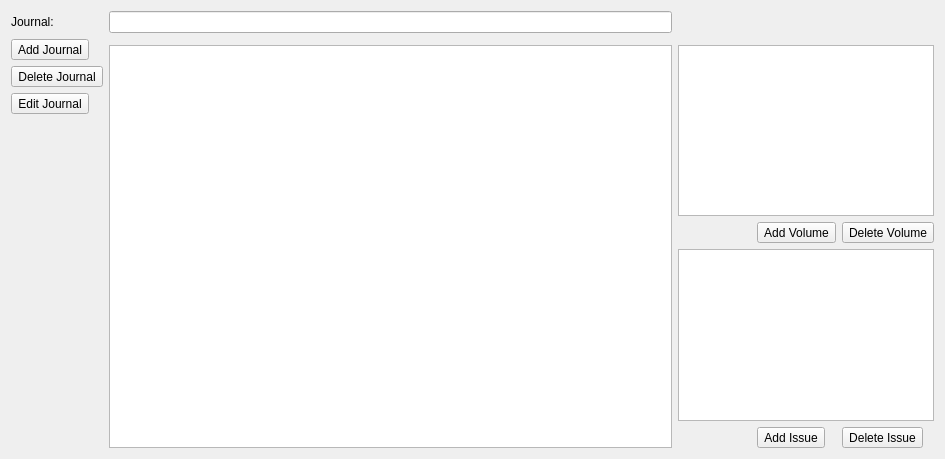
First picture: the form in journal.ui, repository falconofdoom/gui, before the edit.
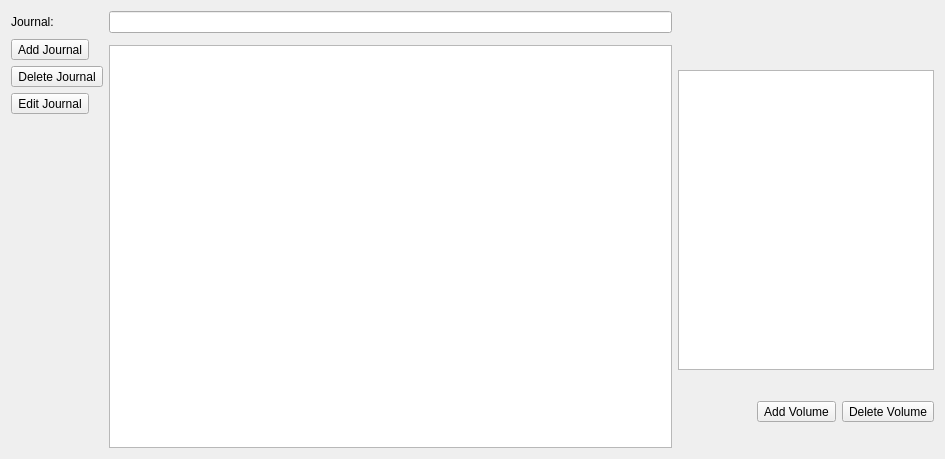
Second picture: the form after the edit.

Commit message: revised add/deleting of issues

```diff
--- a/journal.ui
+++ b/journal.ui
@@ -61,27 +61,6 @@
    </item>
    <item row="2" column="3">
     <layout class="QGridLayout" name="gridLayout_2">
-     <item row="1" column="1">
-      <widget class="QToolButton" name="toolButton_5">
-       <property name="text">
-        <string>Add Volume</string>
-       </property>
-      </widget>
-     </item>
-     <item row="3" column="2">
-      <widget class="QToolButton" name="toolButton_7">
-       <property name="text">
-        <string>Delete Issue</string>
-       </property>
-      </widget>
-     </item>
-     <item row="3" column="1">
-      <widget class="QToolButton" name="toolButton_6">
-       <property name="text">
-        <string>Add Issue</string>
-       </property>
-      </widget>
-     </item>
      <item row="1" column="2">
       <widget class="QToolButton" name="toolButton_4">
        <property name="text">
@@ -89,16 +68,6 @@
        </property>
       </widget>
      </item>
-     <item row="2" column="0" colspan="3">
-      <widget class="QTableView" name="tableView_3">
-       <property name="maximumSize">
-        <size>
-         <width>2000</width>
-         <height>300</height>
-        </size>
-       </property>
-      </widget>
-     </item>
      <item row="0" column="0" colspan="3">
       <widget class="QTableView" name="tableView_2">
        <property name="maximumSize">
@@ -109,6 +78,13 @@
        </property>
       </widget>
      </item>
+     <item row="1" column="1">
+      <widget class="QToolButton" name="toolButton_5">
+       <property name="text">
+        <string>Add Volume</string>
+       </property>
+      </widget>
+     </item>
     </layout>
    </item>
    <item row="2" column="2">
```
The commit also changes 10 other files.
